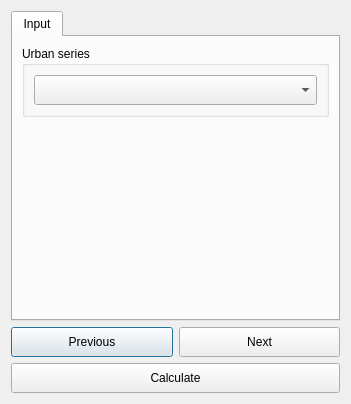
Before: the Qt Designer form LDMP/gui/DlgCalculateUrbanSummaryTable.ui in ConservationInternational/trends.earth, drawn with Qt 5.
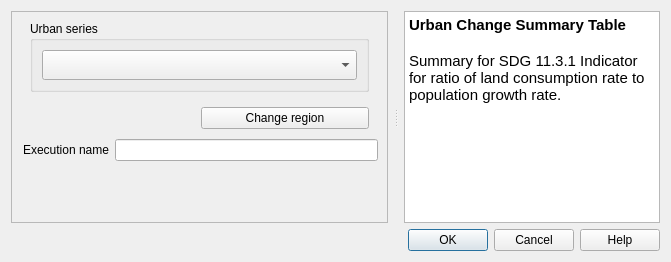
After: the same form once the commit is applied. Custom widgets are drawn as their Qt base class.

Commit message: changes on all algorithm dialogs UI components

What changed in the file:
```diff
--- a/LDMP/gui/DlgCalculateUrbanSummaryTable.ui
+++ b/LDMP/gui/DlgCalculateUrbanSummaryTable.ui
@@ -6,8 +6,8 @@
    <rect>
     <x>0</x>
     <y>0</y>
-    <width>351</width>
-    <height>404</height>
+    <width>671</width>
+    <height>262</height>
    </rect>
   </property>
   <property name="sizePolicy">
@@ -21,23 +21,47 @@
   </property>
   <layout class="QVBoxLayout" name="verticalLayout">
    <item>
-    <widget class="QTabWidget" name="TabBox">
+    <widget class="QSplitter" name="splitter">
+     <property name="orientation">
+      <enum>Qt::Horizontal</enum>
+     </property>
+     <property name="handleWidth">
+      <number>16</number>
+     </property>
+     <widget class="QFrame" name="configurations">
      <property name="sizePolicy">
-      <sizepolicy hsizetype="Minimum" vsizetype="Expanding">
-       <horstretch>0</horstretch>
+       <sizepolicy hsizetype="Expanding" vsizetype="Expanding">
+        <horstretch>2</horstretch>
        <verstretch>0</verstretch>
       </sizepolicy>
      </property>
-     <property name="tabShape">
-      <enum>QTabWidget::Rounded</enum>
-     </property>
-     <property name="currentIndex">
+      <property name="frameShape">
+       <enum>QFrame::StyledPanel</enum>
+      </property>
+      <property name="frameShadow">
+       <enum>QFrame::Raised</enum>
+      </property>
+      <layout class="QVBoxLayout" name="verticalLayout_3">
+       <property name="leftMargin">
+        <number>9</number>
+       </property>
+       <property name="topMargin">
       <number>0</number>
      </property>
-     <widget class="QWidget" name="InputTab">
-      <attribute name="title">
-       <string>Input</string>
-      </attribute>
+       <property name="rightMargin">
+        <number>9</number>
+       </property>
+       <property name="bottomMargin">
+        <number>4</number>
+       </property>
+       <item>
+        <widget class="QFrame" name="setup_frame">
+         <property name="frameShape">
+          <enum>QFrame::NoFrame</enum>
+         </property>
+         <property name="frameShadow">
+          <enum>QFrame::Raised</enum>
+         </property>
       <layout class="QVBoxLayout" name="verticalLayout_2">
        <item>
         <widget class="QGroupBox" name="groupBox_2">
@@ -91,6 +115,65 @@
          </layout>
         </widget>
        </item>
+         </layout>
+        </widget>
+       </item>
+       <item>
+        <layout class="QHBoxLayout" name="horizontalLayout">
+         <property name="leftMargin">
+          <number>5</number>
+         </property>
+         <property name="rightMargin">
+          <number>9</number>
+         </property>
+         <property name="bottomMargin">
+          <number>4</number>
+         </property>
+         <item>
+          <widget class="QLabel" name="region_la">
+           <property name="toolTip">
+            <string>The current selected region of interest</string>
+           </property>
+           <property name="text">
+            <string/>
+           </property>
+           <property name="wordWrap">
+            <bool>true</bool>
+           </property>
+          </widget>
+         </item>
+         <item>
+          <widget class="QPushButton" name="region_button">
+           <property name="toolTip">
+            <string>&lt;html&gt;&lt;head/&gt;&lt;body&gt;&lt;p&gt;Opens settings dialog in order to change region of interest.&lt;/p&gt;&lt;p&gt;&lt;br/&gt;&lt;/p&gt;&lt;/body&gt;&lt;/html&gt;</string>
+           </property>
+           <property name="text">
+            <string>Change region</string>
+           </property>
+          </widget>
+         </item>
+        </layout>
+       </item>
+       <item>
+        <layout class="QHBoxLayout" name="horizontalLayout_2">
+         <property name="leftMargin">
+          <number>2</number>
+         </property>
+         <item>
+          <widget class="QLabel" name="execution_name_la">
+           <property name="toolTip">
+            <string>Auto generated name for the task which can be edited</string>
+           </property>
+           <property name="text">
+            <string>Execution name</string>
+           </property>
+          </widget>
+         </item>
+         <item>
+          <widget class="QLineEdit" name="execution_name_le"/>
+         </item>
+        </layout>
+       </item>
        <item>
         <spacer name="verticalSpacer">
          <property name="orientation">
@@ -106,68 +189,43 @@
        </item>
       </layout>
      </widget>
+     <widget class="QTextBrowser" name="alg_help">
+      <property name="sizePolicy">
+       <sizepolicy hsizetype="Expanding" vsizetype="Expanding">
+        <horstretch>0</horstretch>
+        <verstretch>0</verstretch>
+       </sizepolicy>
+      </property>
+      <property name="accessibleName">
+       <string/>
+      </property>
+      <property name="html">
+       <string>&lt;!DOCTYPE HTML PUBLIC &quot;-//W3C//DTD HTML 4.0//EN&quot; &quot;http://www.w3.org/TR/REC-html40/strict.dtd&quot;&gt;
+&lt;html&gt;&lt;head&gt;&lt;meta name=&quot;qrichtext&quot; content=&quot;1&quot; /&gt;&lt;style type=&quot;text/css&quot;&gt;
+p, li { white-space: pre-wrap; }
+&lt;/style&gt;&lt;/head&gt;&lt;body style=&quot; font-family:'Ubuntu'; font-size:11pt; font-weight:400; font-style:normal;&quot;&gt;
+&lt;p style=&quot; margin-top:0px; margin-bottom:0px; margin-left:0px; margin-right:0px; -qt-block-indent:0; text-indent:0px;&quot;&gt;&lt;span style=&quot; font-weight:600;&quot;&gt;Urban Change Summary Table&lt;/span&gt;&lt;/p&gt;
+&lt;p style=&quot;-qt-paragraph-type:empty; margin-top:0px; margin-bottom:0px; margin-left:0px; margin-right:0px; -qt-block-indent:0; text-indent:0px; font-weight:600;&quot;&gt;&lt;br /&gt;&lt;/p&gt;
+&lt;p style=&quot; margin-top:0px; margin-bottom:0px; margin-left:0px; margin-right:0px; -qt-block-indent:0; text-indent:0px;&quot;&gt;Summary for SDG 11.3.1 Indicator for ratio of land consumption rate to population growth rate.&lt;/p&gt;&lt;/body&gt;&lt;/html&gt;</string>
+      </property>
+      <property name="openExternalLinks">
+       <bool>true</bool>
+      </property>
+      <property name="openLinks">
+       <bool>false</bool>
+      </property>
+     </widget>
     </widget>
    </item>
    <item>
-    <layout class="QGridLayout" name="gridLayout_3">
-     <item row="0" column="0">
-      <widget class="QPushButton" name="button_prev">
-       <property name="sizePolicy">
-        <sizepolicy hsizetype="Minimum" vsizetype="Minimum">
-         <horstretch>0</horstretch>
-         <verstretch>0</verstretch>
-        </sizepolicy>
-       </property>
-       <property name="minimumSize">
-        <size>
-         <width>0</width>
-         <height>30</height>
-        </size>
-       </property>
-       <property name="text">
-        <string>Previous</string>
-       </property>
-      </widget>
-     </item>
-     <item row="0" column="1">
-      <widget class="QPushButton" name="button_next">
-       <property name="sizePolicy">
-        <sizepolicy hsizetype="Minimum" vsizetype="Minimum">
-         <horstretch>0</horstretch>
-         <verstretch>0</verstretch>
-        </sizepolicy>
-       </property>
-       <property name="minimumSize">
-        <size>
-         <width>0</width>
-         <height>30</height>
-        </size>
-       </property>
-       <property name="text">
-        <string>Next</string>
-       </property>
-      </widget>
-     </item>
-     <item row="1" column="0" colspan="2">
-      <widget class="QPushButton" name="button_calculate">
-       <property name="sizePolicy">
-        <sizepolicy hsizetype="Minimum" vsizetype="Minimum">
-         <horstretch>0</horstretch>
-         <verstretch>0</verstretch>
-        </sizepolicy>
-       </property>
-       <property name="minimumSize">
-        <size>
-         <width>0</width>
-         <height>30</height>
-        </size>
-       </property>
-       <property name="text">
-        <string>Calculate</string>
-       </property>
-      </widget>
-     </item>
-    </layout>
+    <widget class="QDialogButtonBox" name="button_box">
+     <property name="orientation">
+      <enum>Qt::Horizontal</enum>
+     </property>
+     <property name="standardButtons">
+      <set>QDialogButtonBox::Cancel|QDialogButtonBox::Help|QDialogButtonBox::Ok</set>
+     </property>
+    </widget>
    </item>
   </layout>
  </widget>
```
Left out of the diff: 44 changed lines with no effect on the pictures. Lines whose indentation alone changed are shown as unchanged. The commit also changes 17 other files.
